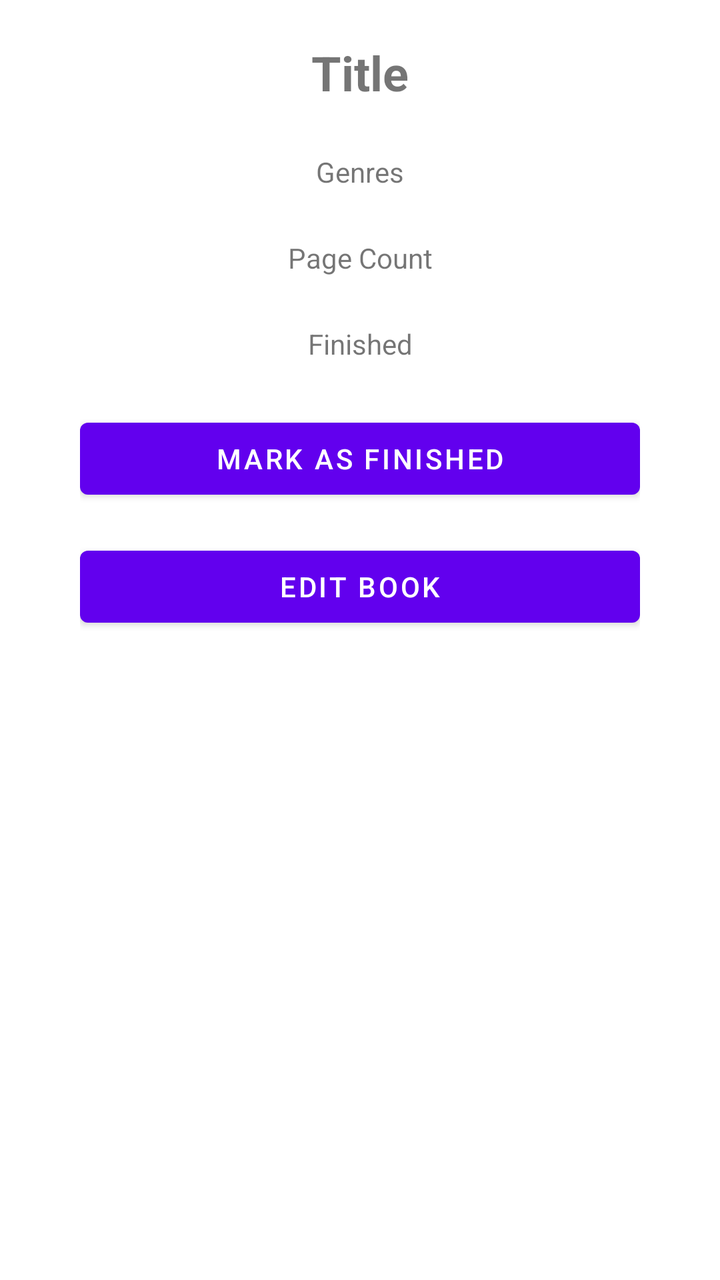
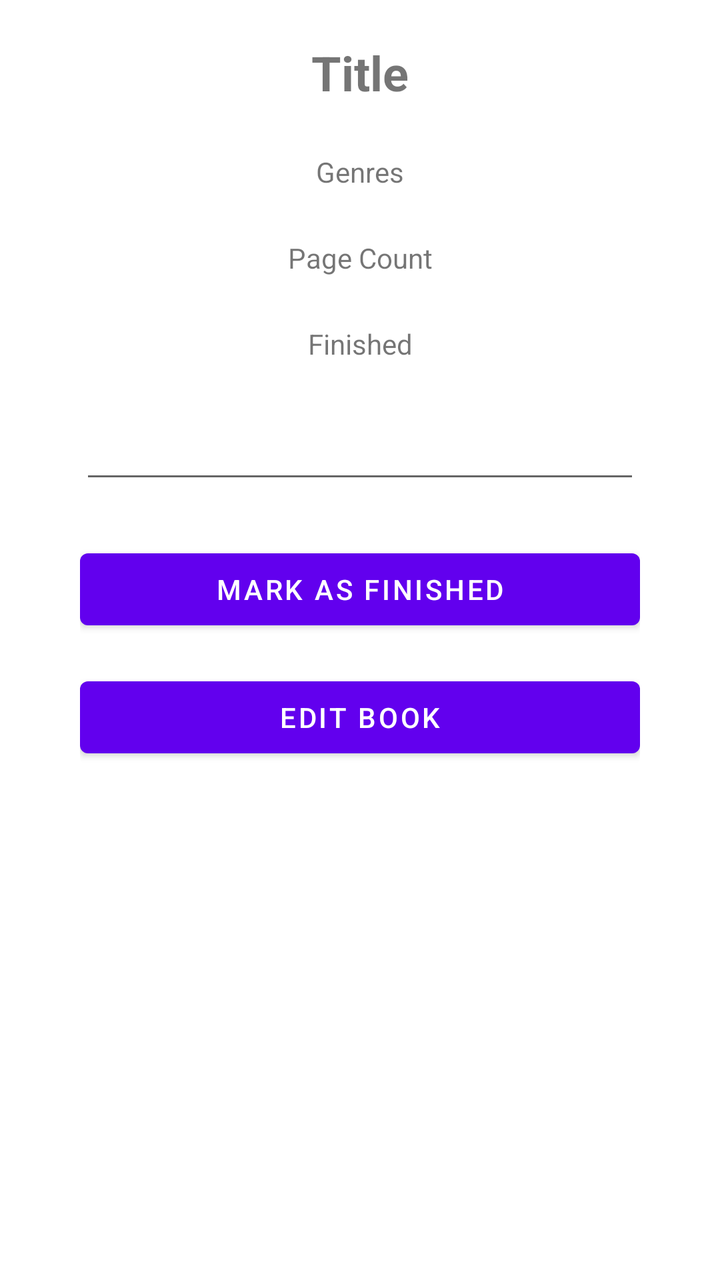

Compare the two renders of this Android layout. The source of the first and the diff that turns it into the second are given below.
<!-- AndroidManifest.xml: application theme Theme.KirjaSovellus -->
<!-- res/layout/fragment_book_details.xml -->
<?xml version="1.0" encoding="utf-8"?>
<androidx.constraintlayout.widget.ConstraintLayout xmlns:android="http://schemas.android.com/apk/res/android"
    xmlns:app="http://schemas.android.com/apk/res-auto"
    xmlns:tools="http://schemas.android.com/tools"
    android:layout_width="match_parent"
    android:layout_height="match_parent"
    android:paddingHorizontal="40dp"
    android:paddingVertical="20dp"
    tools:context=".BookDetailsFragment">

    <TextView
        android:id="@+id/tvBookDetailsTitle"
        android:layout_width="wrap_content"
        android:layout_height="wrap_content"
        android:text="Title"
        android:textAlignment="center"
        android:textSize="24sp"
        android:textStyle="bold"
        app:layout_constraintEnd_toEndOf="parent"
        app:layout_constraintStart_toStartOf="parent"
        app:layout_constraintTop_toTopOf="parent" />

    <TextView
        android:id="@+id/tvBookDetailsGenres"
        android:layout_width="wrap_content"
        android:layout_height="wrap_content"
        android:layout_marginTop="24dp"
        android:text="Genres"
        app:layout_constraintEnd_toEndOf="parent"
        app:layout_constraintStart_toStartOf="parent"
        app:layout_constraintTop_toBottomOf="@+id/tvBookDetailsTitle" />

    <TextView
        android:id="@+id/tvBookDetailsPageCount"
        android:layout_width="wrap_content"
        android:layout_height="wrap_content"
        android:layout_marginTop="24dp"
        android:text="Page Count"
        app:layout_constraintEnd_toEndOf="parent"
        app:layout_constraintStart_toStartOf="parent"
        app:layout_constraintTop_toBottomOf="@+id/tvBookDetailsGenres" />

    <TextView
        android:id="@+id/tvBookDetailsFinished"
        android:layout_width="wrap_content"
        android:layout_height="wrap_content"
        android:layout_marginTop="24dp"
        android:text="Finished"
        app:layout_constraintEnd_toEndOf="parent"
        app:layout_constraintStart_toStartOf="parent"
        app:layout_constraintTop_toBottomOf="@+id/tvBookDetailsPageCount" />

    <Button
        android:id="@+id/btnMarkAsFinished"
        android:layout_width="0dp"
        android:layout_height="wrap_content"
        android:layout_marginTop="24dp"
        android:text="Mark as finished"
        app:layout_constraintEnd_toEndOf="parent"
        app:layout_constraintStart_toStartOf="parent"
        app:layout_constraintTop_toBottomOf="@+id/tvBookDetailsFinished" />

    <Button
        android:id="@+id/btnEditBook"
        android:layout_width="0dp"
        android:layout_height="wrap_content"
        android:layout_marginTop="16dp"
        android:text="Edit book"
        app:layout_constraintEnd_toEndOf="parent"
        app:layout_constraintStart_toStartOf="parent"
        app:layout_constraintTop_toBottomOf="@+id/btnMarkAsFinished" />
</androidx.constraintlayout.widget.ConstraintLayout>
<!-- resources referenced by this layout -->
<resources>
  <style name="Theme.KirjaSovellus" parent="Theme.MaterialComponents.DayNight.DarkActionBar">
          
          <item name="colorPrimary">@color/purple_500</item>
          <item name="colorPrimaryVariant">@color/purple_700</item>
          <item name="colorOnPrimary">@color/white</item>
          
          <item name="colorSecondary">@color/teal_200</item>
          <item name="colorSecondaryVariant">@color/teal_700</item>
          <item name="colorOnSecondary">@color/black</item>
          
          <item name="android:statusBarColor" tools:targetApi="l">?attr/colorPrimaryVariant</item>
          
          <item name="windowNoTitle">true</item>
          <item name="windowActionBar">false</item>
      </style>
  <color name="purple_500">#FF6200EE</color>
  <color name="purple_700">#FF3700B3</color>
  <color name="white">#FFFFFFFF</color>
  <color name="teal_200">#FF03DAC5</color>
  <color name="teal_700">#FF018786</color>
  <color name="black">#FF000000</color>
</resources>

<!-- the commit's change to res/layout/fragment_book_details.xml (unified diff, before → after) -->
@@ -58,7 +58,7 @@
         android:text="Mark as finished"
         app:layout_constraintEnd_toEndOf="parent"
         app:layout_constraintStart_toStartOf="parent"
-        app:layout_constraintTop_toBottomOf="@+id/tvBookDetailsFinished" />
+        app:layout_constraintTop_toBottomOf="@+id/etBookDetailsNotes" />
 
     <Button
         android:id="@+id/btnEditBook"
@@ -69,4 +69,16 @@
         app:layout_constraintEnd_toEndOf="parent"
         app:layout_constraintStart_toStartOf="parent"
         app:layout_constraintTop_toBottomOf="@+id/btnMarkAsFinished" />
+
+    <EditText
+        android:id="@+id/etBookDetailsNotes"
+        android:layout_width="0dp"
+        android:layout_height="wrap_content"
+        android:layout_marginTop="24dp"
+        android:ems="10"
+        android:gravity="start|top"
+        android:inputType="textMultiLine"
+        app:layout_constraintEnd_toEndOf="parent"
+        app:layout_constraintStart_toStartOf="parent"
+        app:layout_constraintTop_toBottomOf="@+id/tvBookDetailsFinished" />
 </androidx.constraintlayout.widget.ConstraintLayout>
